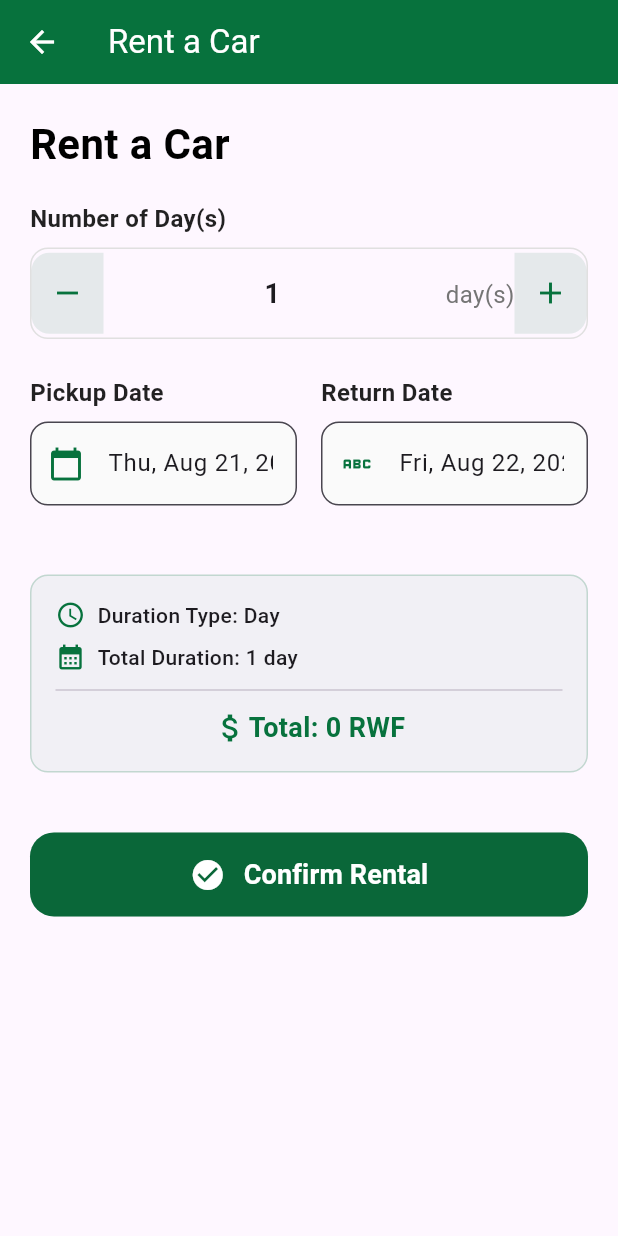
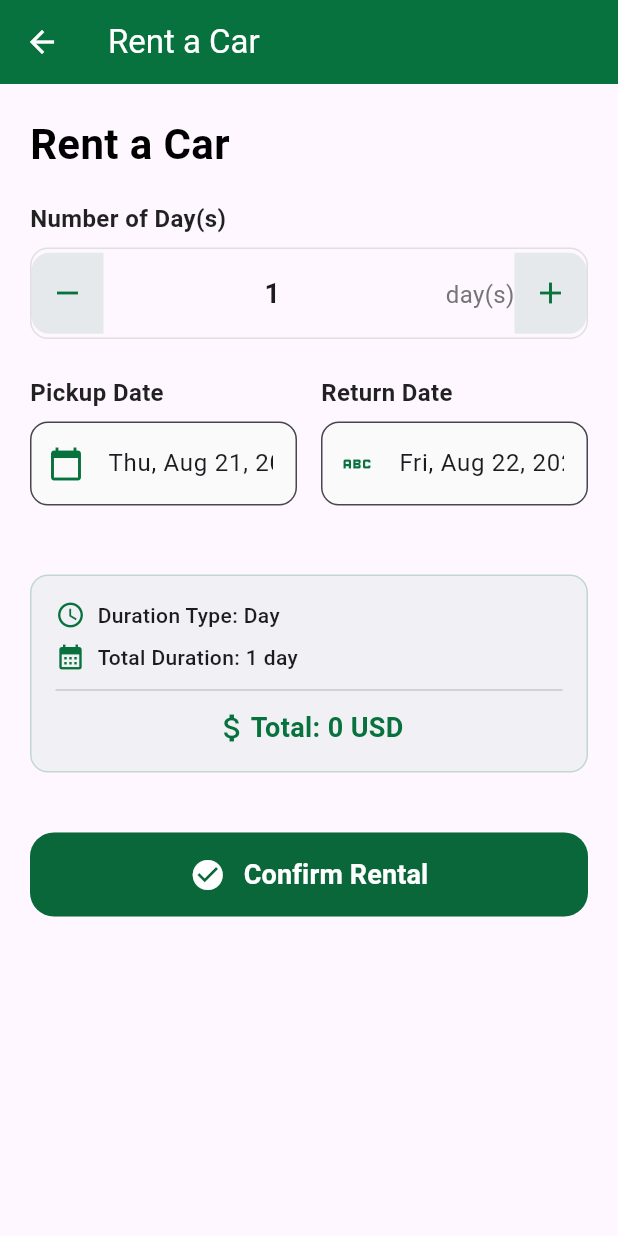
Before and after one commit to Munyembuga/twende_salama, a Flutter app: the CarRentalScreen screen opened directly with empty values, on a phone screen of 412 x 824 dp. Run offline on Flutter 3.47's test engine with Material 3 defaults, Android fonts, the phone set to English and light mode, and no system bars; our stand-ins replace carousel_slider, device_info_plus, dio, dropdown_search, firebase_core, flutter_secure_storage and 8 more; missing offline and left inert: dart:ffi, flutter_udid, google_directions_api, google_polyline_algorithm, itecmove; accounts and stored records are empty; network calls fail.

Commit message:
Handle usd and driver dashboard

```diff
--- a/lib/l10n/app_en.arb
+++ b/lib/l10n/app_en.arb
@@ -35,14 +35,14 @@
   "duration": "Duration",
   "startDate": "Start",
   "endDate": "End",
-  "estimatedFare": "Estimated Fare: {fare} RWF",
+  "estimatedFare": "Estimated Fare: {fare} USD",
   "@estimatedFare": {
     "placeholders": {
       "fare": {}
     }
   },
   "confirmBooking": "Confirm Booking",
-  "confirmBookingWithFare": "Confirm Booking - {fare} RWF",
+  "confirmBookingWithFare": "Confirm Booking - {fare} USD",
   "@confirmBookingWithFare": {
     "placeholders": {
       "fare": {}
@@ -56,7 +56,7 @@
   "phoneHint": "0788123456",
   "privacyInfo": "Your information will only be used for this booking.",
   "fillAllFields": "Please fill in all fields",
-  "bookingConfirmed": "Booking confirmed! {category} - {fare} RWF",
+  "bookingConfirmed": "Booking confirmed! {category} - {fare} USD",
   "@bookingConfirmed": {
     "placeholders": {
       "category": {},
@@ -102,14 +102,14 @@
       "unit": {}
     }
   },
-  "ratePerDuration": "Rate: {price} RWF per {unit}",
+  "ratePerDuration": "Rate: {price} USD per {unit}",
   "@ratePerDuration": {
     "placeholders": {
       "price": {},
       "unit": {}
     }
   },
-  "totalPrice": "Total: {price} RWF",
+  "totalPrice": "Total: {price} USD",
   "@totalPrice": {
     "placeholders": {
       "price": {}
@@ -117,7 +117,7 @@
   },
   "priceIncludesDriver": "Price includes driver",
   "confirmRental": "Confirm Rental",
-  "confirmRentalWithPrice": "Confirm Rental - {price} RWF",
+  "confirmRentalWithPrice": "Confirm Rental: {price} USD",
   "@confirmRentalWithPrice": {
     "placeholders": {
       "price": {}
--- a/lib/l10n/l10n_en.dart
+++ b/lib/l10n/l10n_en.dart
@@ -100,7 +100,7 @@ class SEn extends S {
 
   @override
   String estimatedFare(Object fare) {
-    return 'Estimated Fare: $fare RWF';
+    return 'Estimated Fare: $fare USD';
   }
 
   @override
@@ -108,7 +108,7 @@ class SEn extends S {
 
   @override
   String confirmBookingWithFare(Object fare) {
-    return 'Confirm Booking - $fare RWF';
+    return 'Confirm Booking - $fare USD';
   }
 
   @override
@@ -137,7 +137,7 @@ class SEn extends S {
 
   @override
   String bookingConfirmed(Object category, Object fare) {
-    return 'Booking confirmed! $category - $fare RWF';
+    return 'Booking confirmed! $category - $fare USD';
   }
 
   @override
@@ -204,12 +204,12 @@ class SEn extends S {
 
   @override
   String ratePerDuration(Object price, Object unit) {
-    return 'Rate: $price RWF per $unit';
+    return 'Rate: $price USD per $unit';
   }
 
   @override
   String totalPrice(Object price) {
-    return 'Total: $price RWF';
+    return 'Total: $price USD';
   }
 
   @override
@@ -220,7 +220,7 @@ class SEn extends S {
 
   @override
   String confirmRentalWithPrice(Object price) {
-    return 'Confirm Rental - $price RWF';
+    return 'Confirm Rental: $price USD';
   }
 
   @override
--- a/lib/models/booking_type_model.dart
+++ b/lib/models/booking_type_model.dart
@@ -84,10 +84,10 @@ class CategoryWithBookingType {
         final base_km = pricingMap['base_km'] ?? '0';
         final perKmRate = pricingMap['per_km_rate'] ?? '0';
 
-        final baseFareInt = (double.tryParse(base_fee) ?? 0).toInt();
-        final perKmRateInt = (double.tryParse(perKmRate) ?? 0).toInt();
+        final baseFareInt = (double.tryParse(base_fee) ?? 0);
+        final perKmRateInt = (double.tryParse(perKmRate) ?? 0);
 
-        return '$baseFareInt RWF(${base_km} Km) + $perKmRateInt RWF/km';
+        return '$baseFareInt USD(${base_km} Km) + $perKmRateInt USD/km';
       } else if (pricingMap['type'] == 'rental') {
         // Booking type 2: Car rental without driver
         final details = pricingMap['details'];
@@ -100,14 +100,14 @@ class CategoryWithBookingType {
             if (dayPrices.isNotEmpty) {
               final dayPrice = dayPrices.first;
               final priceValue = dayPrice['car_rent_price'].toString();
-              final price = (double.tryParse(priceValue) ?? 0).toInt();
-              return '$price RWF/day';
+              final price = (double.tryParse(priceValue) ?? 0);
+              return '$price USD/day';
             } else {
               // No day price, show first available price
               final firstPrice = details.first;
               final priceValue = firstPrice['car_rent_price'].toString();
-              final price = (double.tryParse(priceValue) ?? 0).toInt();
-              return '$price RWF/${firstPrice['price_type_name']}';
+              final price = (double.tryParse(priceValue) ?? 0);
+              return '$price USD/${firstPrice['price_type_name']}';
             }
           } catch (e) {
             print('Error parsing rental pricing: $e');
@@ -126,14 +126,14 @@ class CategoryWithBookingType {
             if (dayPrices.isNotEmpty) {
               final dayPrice = dayPrices.first;
               final priceValue = dayPrice['total_price'].toString();
-              final price = (double.tryParse(priceValue) ?? 0).toInt();
-              return '$price RWF/day (with driver)';
+              final price = (double.tryParse(priceValue) ?? 0);
+              return '$price USD/day (with driver)';
             } else {
               // No day price, show first available price
               final firstPrice = details.first;
               final priceValue = firstPrice['total_price'].toString();
-              final price = (double.tryParse(priceValue) ?? 0).toInt();
-              return '$price RWF/${firstPrice['price_type_name']} (with driver)';
+              final price = (double.tryParse(priceValue) ?? 0);
+              return '$price USD/${firstPrice['price_type_name']} (with driver)';
             }
           } catch (e) {
             print('Error parsing rental with driver pricing: $e');
@@ -153,15 +153,14 @@ class CategoryWithBookingType {
       final pricingMap = pricing as Map<String, dynamic>;
 
       if (pricingMap['type'] == 'ride') {
-        final baseFare =
-            (double.tryParse(pricingMap['base_fare'] ?? '0') ?? 0).toInt();
+        final baseFare = (double.tryParse(pricingMap['base_fare'] ?? '0') ?? 0);
         final perKmRate =
-            (double.tryParse(pricingMap['per_km_rate'] ?? '0') ?? 0).toInt();
+            (double.tryParse(pricingMap['per_km_rate'] ?? '0') ?? 0);
+
         final perMinuteRate =
-            (double.tryParse(pricingMap['per_minute_rate'] ?? '0') ?? 0)
-                .toInt();
+            (double.tryParse(pricingMap['per_minute_rate'] ?? '0') ?? 0);
 
-        return 'Base: $baseFare RWF\nPer km: $perKmRate RWF\nPer minute: $perMinuteRate RWF';
+        return 'Base: $baseFare USD\nPer km: $perKmRate USD\nPer minute: $perMinuteRate USD';
       } else if (pricingMap['type'] == 'rental' ||
           pricingMap['type'] == 'rental_with_driver') {
         final details = pricingMap['details'];
@@ -175,18 +174,16 @@ class CategoryWithBookingType {
             if (pricingMap['type'] == 'rental_with_driver') {
               priceValue =
                   (double.tryParse(detail['total_price'].toString()) ?? 0)
-                      .toInt()
                       .toString();
             } else {
               priceValue =
                   (double.tryParse(detail['car_rent_price'].toString()) ?? 0)
-                      .toInt()
                       .toString();
             }
 
             if (pricing.isNotEmpty) pricing.write('\n');
             pricing.write(
-                '${priceTypeName.toString().toUpperCase()}: $priceValue RWF');
+                '${priceTypeName.toString().toUpperCase()}: $priceValue USD');
           }
 
           return pricing.toString();
--- a/lib/screen/bookingScreen.dart
+++ b/lib/screen/bookingScreen.dart
@@ -2,6 +2,7 @@ import 'dart:async';
 import 'dart:convert';
 import 'dart:ffi';
 import 'package:flutter/material.dart';
+import 'package:twende/screen/bottomTab.dart';
 import 'package:twende/screen/login.dart';
 import 'package:twende/services/device_info_service.dart';
 import 'package:twende/services/storage_service.dart';
@@ -235,14 +236,14 @@ class _BookingScreenState extends State<BookingScreen> {
                   print('=== RIDE FARE CALCULATION ===');
                   print('Distance: $distanceInKm km');
                   print('Base KM: $baseKm km');
-                  print('Base fare: $baseFare RWF');
-                  print('Per KM rate: $perKmRate RWF');
+                  print('Base fare: $baseFare USD');
+                  print('Per KM rate: $perKmRate USD');
 
                   if (distanceInKm <= baseKm) {
                     // Distance is within base km limit, charge only base fare
                     _estimatedFare = baseFare;
                     print('Distance <= Base KM: Using base fare only');
-                    print('Final fare: $baseFare RWF');
+                    print('Final fare: $baseFare USD');
                   } else {
                     // Distance exceeds base km, calculate additional km charges
 
@@ -250,7 +251,7 @@ class _BookingScreenState extends State<BookingScreen> {
                     print("estimate Price: $_estimatedFare");
                     print('Distance > Base KM: Using base fare + per km rate');
                     print(
-                        'Final fare: ${_estimatedFare.toStringAsFixed(0)} RWF');
+                        'Final fare: ${_estimatedFare.toStringAsFixed(0)} USD');
                   }
                   print('=============================');
                 }
@@ -266,7 +267,7 @@ class _BookingScreenState extends State<BookingScreen> {
             print('Distance: $_distance ( km)');
             print('Pricing Type: ${_selectedCategory!.pricing['type']}');
             print('Category: ${_selectedCategory!.catgName}');
-            print('Estimated Fare: ${_estimatedFare.toStringAsFixed(0)} RWF');
+            print('Estimated Fare: ${_estimatedFare.toStringAsFixed(0)} USD');
             print('================================');
           } else {
             setState(() {
@@ -508,7 +509,16 @@ class _BookingScreenState extends State<BookingScreen> {
       });
       print("response: $result");
       if (result['success']) {
-        Navigator.pop(context);
+        Navigator.of(context).pushAndRemoveUntil(
+          MaterialPageRoute(
+            builder: (context) => BottomNavigation(
+              initialIndex: 1, // Navigate to second tab (TrackingScreen)
+              isGuestMode: _isGuestMode,
+            ),
+          ),
+          (route) => false, // Remove all previous routes
+        );
+        // Navigator.pop(context);
 
         ScaffoldMessenger.of(context).showSnackBar(
           SnackBar(
@@ -915,23 +925,23 @@ class _BookingScreenState extends State<BookingScreen> {
                 crossAxisAlignment: CrossAxisAlignment.start,
                 children: [
                   // Header
-                  Text(
-                    l10n.whereTo,
-                    style: const TextStyle(
-                      fontSize: 28,
-                      fontWeight: FontWeight.bold,
-                      color: Colors.black,
-                    ),
-                  ),
-                  const SizedBox(height: 8),
-                  Text(
-                    l10n.letsGetYouToDestination,
-                    style: TextStyle(
-                      fontSize: 16,
-                      color: Colors.grey.shade600,
-                    ),
-                  ),
-                  const SizedBox(height: 30),
+                  // Text(
+                  //   l10n.whereTo,
+                  //   style: const TextStyle(
+                  //     fontSize: 28,
+                  //     fontWeight: FontWeight.bold,
+                  //     color: Colors.black,
+                  //   ),
+                  // ),
+                  // const SizedBox(height: 8),
+                  // Text(
+                  //   l10n.letsGetYouToDestination,
+                  //   style: TextStyle(
+                  //     fontSize: 16,
+                  //     color: Colors.grey.shade600,
+                  //   ),
+                  // ),
+                  // const SizedBox(height: 30),
 
                   // Category Selection Dropdown
                   if (_categories.isNotEmpty) _buildCategoryDropdown(),
--- a/lib/screen/booking_detail_screen.dart
+++ b/lib/screen/booking_detail_screen.dart
@@ -358,7 +358,7 @@ class BookingDetailScreen extends StatelessWidget {
                         ),
                       ),
                       Text(
-                        '${_formatPrice(booking.estimatedPrice)} RWF',
+                        '${_formatPrice(booking.estimatedPrice)} USD',
                         style: const TextStyle(
                           fontWeight: FontWeight.bold,
                           color: Color(0xFF07723D),
--- a/lib/screen/profileScreen.dart
+++ b/lib/screen/profileScreen.dart
@@ -419,7 +419,7 @@ class _ProfileScreenState extends State<ProfileScreen> {
                                         ),
                                       ),
                                       child: Text(
-                                        '${s.wallet}: $wallet RWF',
+                                        '${s.wallet}: $wallet USD',
                                         style: const TextStyle(
                                           fontSize: 12,
                                           color: Colors.white,
--- a/lib/screen/tabs/ride_data.dart
+++ b/lib/screen/tabs/ride_data.dart
@@ -42,7 +42,7 @@ class RideData {
       'to': booking['dropoff_location'],
       'date': date,
       'time': time,
-      'fare': 'RWF ${booking['estimated_price']}',
+      'fare': '${booking['estimated_price']} USD',
       'driver': driverName,
       'vehicle': vehicleInfo,
       'phone': phone,
@@ -90,7 +90,7 @@ class RideData {
       'to': booking['dropoff_location'],
       'date': date,
       'time': time,
-      'fare': 'RWF ${booking['estimated_price']}',
+      'fare': '${booking['estimated_price']} USD',
       'driver': driverName,
       'vehicle': vehicleInfo,
       'phone': phone,
@@ -120,7 +120,7 @@ class RideData {
       'distance': '${apiData['distance']?.toString() ?? 'N/A'} km',
       'estimated_duration':
           '${apiData['estimated_duration']?.toString() ?? 'N/A'} min',
-      'fare': '${apiData['estimated_price']?.toString() ?? 'N/A'} RWF',
+      'fare': '${apiData['estimated_price']?.toString() ?? 'N/A'} USD',
       'client_name':
           '${apiData['f_name']?.toString() ?? ''} ${apiData['l_name']?.toString() ?? ''}'
                   .trim()
@@ -171,7 +171,7 @@ class RideData {
       'date': date,
       'time': time,
       'completed_time': completedTime,
-      'fare': 'RWF ${trip['payment_fee']?.toString() ?? '0'}',
+      'fare': '${trip['payment_fee']?.toString() ?? '0'} USD',
       'distance': '${trip['km_used']?.toString() ?? '0'} km',
       'duration': trip['actual_trip_duration']?.toString() ?? 'N/A',
       'duration_minutes':
--- a/lib/screen/widgets/client_completed_ride_card.dart
+++ b/lib/screen/widgets/client_completed_ride_card.dart
@@ -110,7 +110,7 @@ class ClientCompletedRideCard extends StatelessWidget {
                             size: 14, color: Colors.green),
                         const SizedBox(width: 4),
                         Text(
-                          '${trip['trip_summary']?['final_amount']?.toString() ?? trip['estimated_price']?.toString() ?? '0'} RWF',
+                          '${trip['trip_summary']?['final_amount']?.toString() ?? trip['estimated_price']?.toString() ?? '0'} USD',
                           style: const TextStyle(
                             fontSize: 10,
                             fontWeight: FontWeight.bold,
--- a/lib/screendriver/toptabdriver/confirmed.dart
+++ b/lib/screendriver/toptabdriver/confirmed.dart
@@ -370,7 +370,7 @@ class _ConfirmedRidesTabState extends State<ConfirmedRidesTab> {
       'distance': '${booking['distance']?.toString() ?? 'N/A'} km',
       'estimated_duration':
           '${booking['estimated_duration']?.toString() ?? 'N/A'} min',
-      'fare': '${booking['estimated_price']?.toString() ?? 'N/A'} RWF',
+      'fare': '${booking['estimated_price']?.toString() ?? 'N/A'} USD',
       'client_name':
           '${booking['f_name']?.toString() ?? ''} ${booking['l_name']?.toString() ?? ''}'
                   .trim()
--- a/lib/screendriver/widgets/complete_trip_bottom_sheet.dart
+++ b/lib/screendriver/widgets/complete_trip_bottom_sheet.dart
@@ -241,7 +241,7 @@ class _CompleteTripBottomSheetState extends State<CompleteTripBottomSheet> {
                       labelText: 'Payment Fee',
                       hintText: 'Enter payment amount',
                       border: OutlineInputBorder(),
-                      suffixText: 'RWF',
+                      suffixText: 'USD',
                     ),
                     validator: (value) {
                       if (value == null || value.isEmpty) {
--- a/lib/screendriver/widgets/completed_ride_card.dart
+++ b/lib/screendriver/widgets/completed_ride_card.dart
@@ -110,7 +110,7 @@ class CompletedRideCard extends StatelessWidget {
                             size: 14, color: Colors.green),
                         const SizedBox(width: 4),
                         Text(
-                          '${trip['payment_fee']?.toString() ?? '0'} RWF',
+                          '${trip['payment_fee']?.toString() ?? '0'} USD',
                           style: const TextStyle(
                             fontSize: 10,
                             fontWeight: FontWeight.bold,
@@ -323,7 +323,7 @@ class CompletedRideCard extends StatelessWidget {
                       crossAxisAlignment: CrossAxisAlignment.end,
                       children: [
                         Text(
-                          '${trip['earnings']?['total_amount']?.toString() ?? trip['payment_fee']?.toString() ?? '0'} RWF',
+                          '${trip['earnings']?['total_amount']?.toString() ?? trip['payment_fee']?.toString() ?? '0'} USD',
                           style: const TextStyle(
                             fontSize: 16,
                             fontWeight: FontWeight.bold,
--- a/lib/screendriver/widgets/ontrip_ride_card.dart
+++ b/lib/screendriver/widgets/ontrip_ride_card.dart
@@ -926,7 +926,7 @@ class _OnTripRideCardState extends State<OnTripRideCard> {
                     ],
                   ),
                   Text(
-                    '${widget.trip['payment_fee']?.toString() ?? widget.trip['estimated_price']?.toString() ?? 'N/A'} RWF',
+                    '${widget.trip['payment_fee']?.toString() ?? widget.trip['estimated_price']?.toString() ?? 'N/A'} USD',
                     style: const TextStyle(
                       fontSize: 16,
                       fontWeight: FontWeight.bold,
```
Also changed, not shown: lib/l10n/l10n.dart (+6 -6 lines), lib/screen/car_rental_screen.dart (+13 -3 lines), lib/screendriver/profiledriver.dart (+85 -23 lines), lib/services/driver_service.dart (+94 -0 lines).
